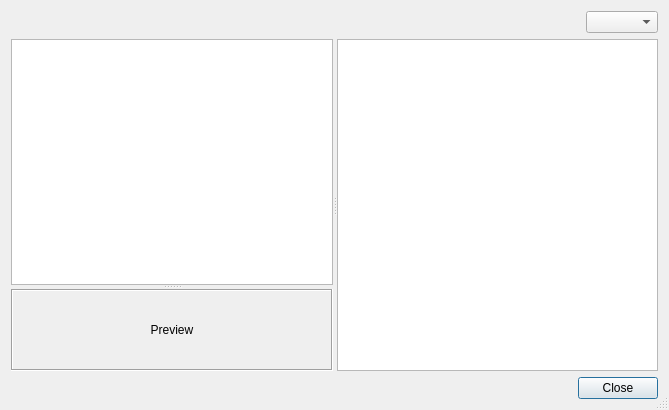
Old version of the form src/tiled/tileanimationeditor.ui in the repository mapeditor/tiled.
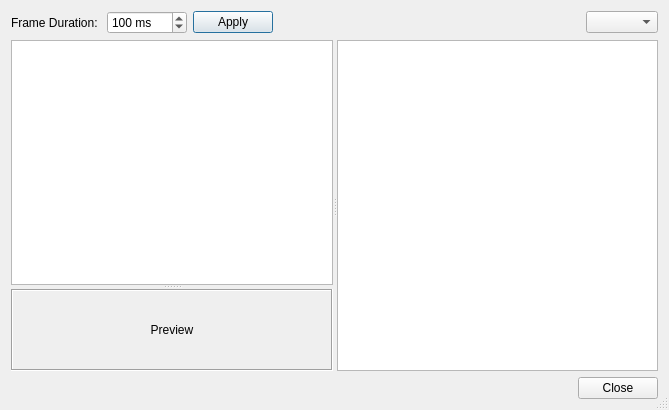
New version of the form. Custom widgets are drawn as their Qt base class.

Commit message:
Tile Animation Editor: Allow changing duration of multiple frames (#1784)
Also, the default frame duration can now be changed and is persistent across sessions.

See issue #1310.

Closes #1330

```diff
--- a/src/tiled/tileanimationeditor.ui
+++ b/src/tiled/tileanimationeditor.ui
@@ -19,6 +19,39 @@
   <layout class="QVBoxLayout" name="verticalLayout">
    <item>
     <layout class="QHBoxLayout" name="horizontalLayout">
+     <item>
+      <widget class="QLabel" name="label">
+       <property name="text">
+        <string>Frame Duration: </string>
+       </property>
+      </widget>
+     </item>
+     <item>
+      <widget class="QSpinBox" name="frameTime">
+       <property name="suffix">
+        <string> ms</string>
+       </property>
+       <property name="minimum">
+        <number>1</number>
+       </property>
+       <property name="maximum">
+        <number>10000</number>
+       </property>
+       <property name="singleStep">
+        <number>10</number>
+       </property>
+       <property name="value">
+        <number>100</number>
+       </property>
+      </widget>
+     </item>
+     <item>
+      <widget class="QPushButton" name="setFrameTimeButton">
+       <property name="text">
+        <string>Apply</string>
+       </property>
+      </widget>
+     </item>
      <item>
       <spacer name="horizontalSpacer">
        <property name="orientation">
```
The commit also changes 2 other files.
